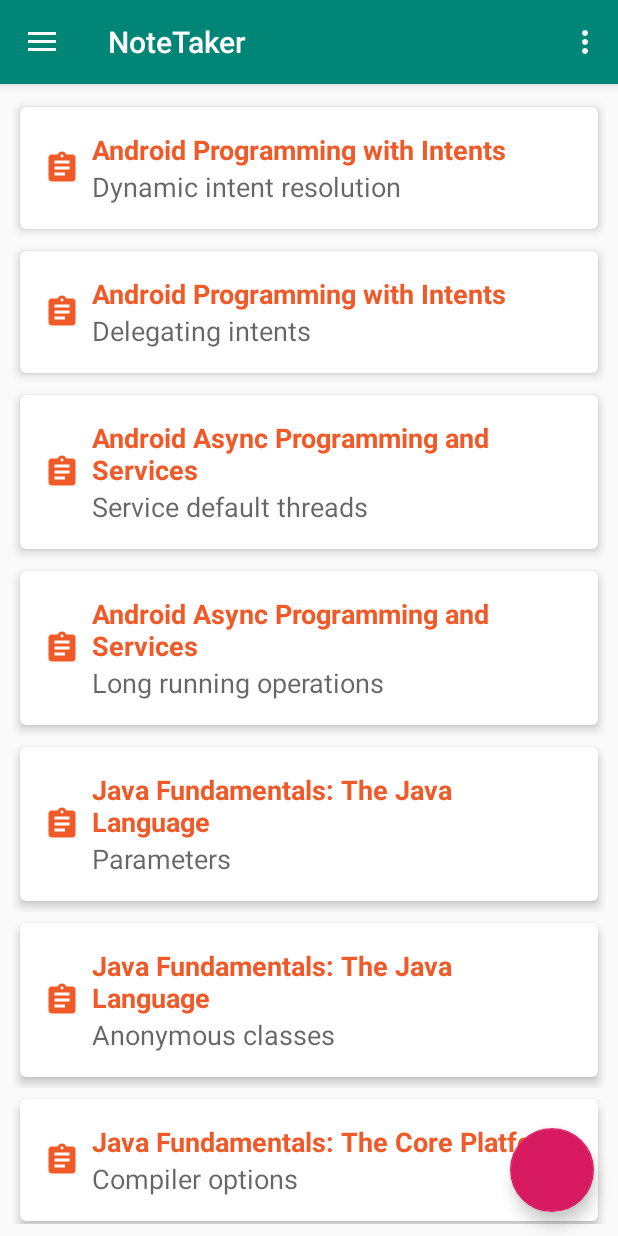
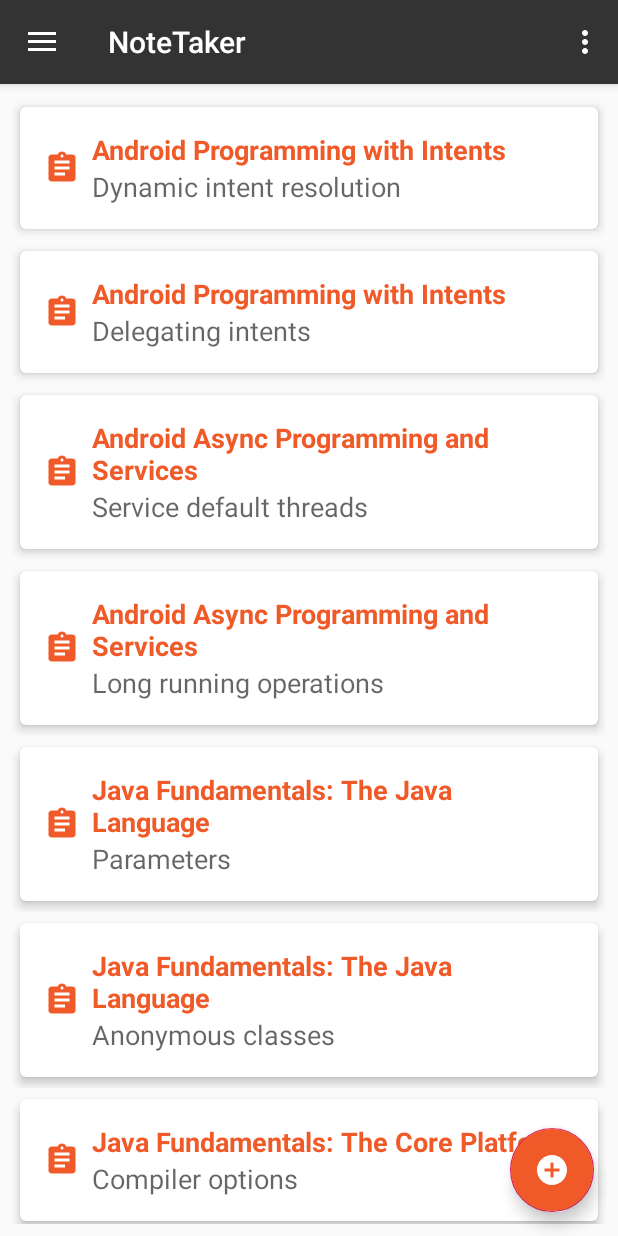
Before and after one commit to juancp92/NoteTaker, an Android app: the screen it shows after launch (MainActivity), on a phone screen of 412 x 824 dp. Run offline under Robolectric (Android 15) with nearby library versions, the phone set to English and light mode, and no system bars.

Commit message:
Commit Theme Added

```diff
--- a/app/src/main/res/drawable/ic_note_add_black_24dp.xml
+++ /dev/null
@@ -1,9 +0,0 @@
-<vector xmlns:android="http://schemas.android.com/apk/res/android"
-        android:width="24dp"
-        android:height="24dp"
-        android:viewportWidth="24.0"
-        android:viewportHeight="24.0">
-    <path
-        android:fillColor="#FF000000"
-        android:pathData="M14,2L6,2c-1.1,0 -1.99,0.9 -1.99,2L4,20c0,1.1 0.89,2 1.99,2L18,22c1.1,0 2,-0.9 2,-2L20,8l-6,-6zM16,16h-3v3h-2v-3L8,16v-2h3v-3h2v3h3v2zM13,9L13,3.5L18.5,9L13,9z"/>
-</vector>
--- a/app/src/main/res/layout/app_bar_main.xml
+++ b/app/src/main/res/layout/app_bar_main.xml
@@ -24,10 +24,10 @@
 
     <android.support.design.widget.FloatingActionButton
         android:id="@+id/fab"
+        style="@style/AddFab"
         android:layout_width="wrap_content"
         android:layout_height="wrap_content"
         android:layout_gravity="bottom|end"
-        android:layout_margin="@dimen/fab_margin"
-        tools:srcCompat="@drawable/ic_note_add_black_24dp" />
+        android:layout_margin="@dimen/fab_margin" />
 
 </android.support.design.widget.CoordinatorLayout>
--- a/app/src/main/res/values/colors.xml
+++ b/app/src/main/res/values/colors.xml
@@ -1,7 +1,7 @@
 <?xml version="1.0" encoding="utf-8"?>
 <resources>
-    <color name="colorPrimary">#008577</color>
-    <color name="colorPrimaryDark">#00574B</color>
+    <color name="colorPrimary">#333333</color>
+    <color name="colorPrimaryDark">#222222</color>
     <color name="colorAccent">#D81B60</color>
     <color name="pOrange">#F05A28</color>
 </resources>
--- a/app/src/main/res/values/styles.xml
+++ b/app/src/main/res/values/styles.xml
@@ -25,6 +25,7 @@
     <style name="AddFab" parent="@style/Widget.Design.FloatingActionButton">
         <item name="srcCompat">@drawable/ic_add_circle_black_24dp</item>
         <item name="android:tint">@android:color/white</item>
+        <item name="android:backgroundTint">@color/pOrange</item>
     </style>
 
 </resources>
```
